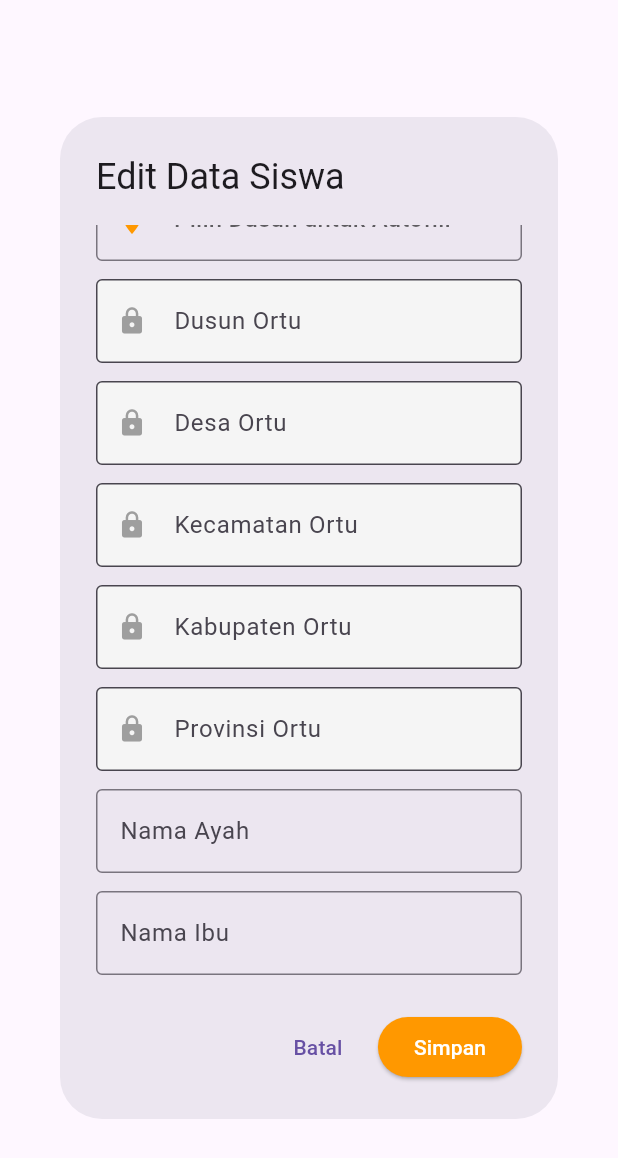
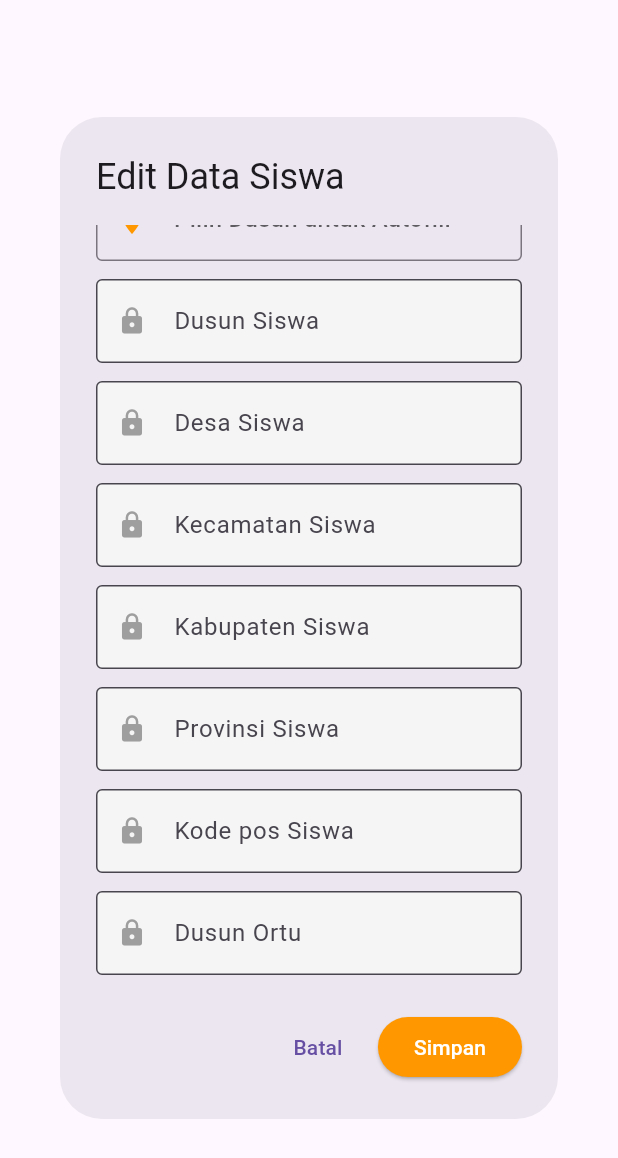
Before and after one commit to galih162/projek_4, a Flutter app: the _EditDialog widget shown alone on an empty page, opened directly with empty values, scrolled down 576 dp, on a phone screen of 412 x 824 dp. Shown: the top 1158 px of the screen. Run offline on Flutter 3.47's test engine with Material 3 defaults, Android fonts, the phone set to English and light mode, and no system bars; our stand-ins replace supabase_flutter; accounts and stored records are empty.

Commit message:
finalisasi proejek 4

```diff
--- a/lib/main.dart
+++ b/lib/main.dart
@@ -1,6 +1,6 @@
 import 'package:flutter/material.dart';
 import 'package:supabase_flutter/supabase_flutter.dart';
-import 'package:projek_4/home/siswa_page.dart';
+import 'package:projek_4/screens/dasboard_page.dart';
 
 void main() async {
   // supaya bisa async sebelum runApp
@@ -21,13 +21,13 @@ class MyApp extends StatelessWidget {
   @override
   Widget build(BuildContext context) {
     return MaterialApp(
-      title: 'Form Data Siswa',
+      title: 'Halaman Dasboard Data Siswa',
       debugShowCheckedModeBanner: false,
       theme: ThemeData(
         primarySwatch: Colors.blue,
         useMaterial3: true,
       ),
-      home: const SplashScreen(), // halaman pertama yang muncul
+      home: const DashboardPage(), // halaman pertama yang muncul
     );
   }
 }
--- a/lib/screens/dasboard_page.dart
+++ b/lib/screens/dasboard_page.dart
@@ -830,17 +830,26 @@ class _EditDialogState extends State<_EditDialog> {
                 _buildEditField(controllers['tempat_lahir']!, 'Tempat Lahir'),
                 _buildEditField(controllers['tanggal_lahir']!, 'Tanggal Lahir'),
                 _buildEditField(controllers['alamat_jalan']!, 'Jalan'),
-                _buildEditField(controllers['alamat_rt']!, 'RT'),
+                _buildEditField(controllers['alamat_rt']!, 'RT/RW'),
 
                 // Dropdown dusun dengan fitur autofill
                 _buildDusunDropdown(),
 
                 // Field alamat yang diisi otomatis
+                _buildEditField(controllers['alamat_dusun']!, 'Dusun Siswa', readOnly: true),
+                _buildEditField(controllers['alamat_desa']!, 'Desa Siswa', readOnly: true),
+                _buildEditField(controllers['alamat_kecamatan']!, 'Kecamatan Siswa', readOnly: true),
+                _buildEditField(controllers['alamat_kabupaten']!, 'Kabupaten Siswa', readOnly: true),
+                _buildEditField(controllers['alamat_provinsi']!, 'Provinsi Siswa', readOnly: true),
+                _buildEditField(controllers['alamat_kode_pos']!, 'Kode pos Siswa', readOnly: true),
+
                 _buildEditField(controllers['alamat_dusun_ortu']!, 'Dusun Ortu', readOnly: true),
                 _buildEditField(controllers['alamat_desa_ortu']!, 'Desa Ortu', readOnly: true),
                 _buildEditField(controllers['alamat_kecamatan_ortu']!, 'Kecamatan Ortu', readOnly: true),
                 _buildEditField(controllers['alamat_kabupaten_ortu']!, 'Kabupaten Ortu', readOnly: true),
                 _buildEditField(controllers['alamat_provinsi_ortu']!, 'Provinsi Ortu', readOnly: true),
+                _buildEditField(controllers['alamat_kode_pos_ortu']!, 'Kode pos Ortu', readOnly: true),
+
 
                 _buildEditField(controllers['nama_ayah']!, 'Nama Ayah'),
                 _buildEditField(controllers['nama_ibu']!, 'Nama Ibu'),
```
